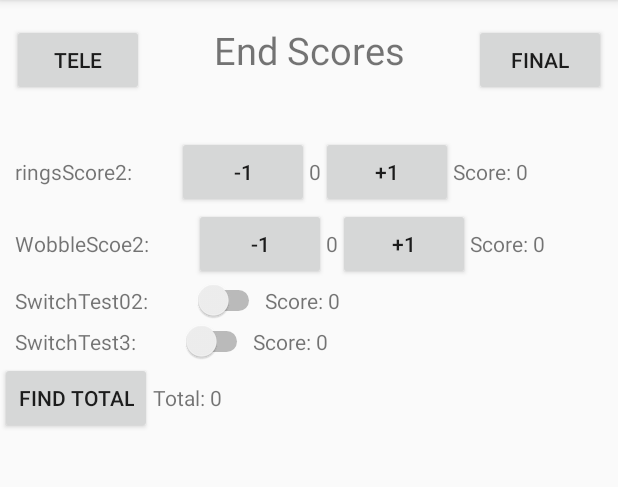
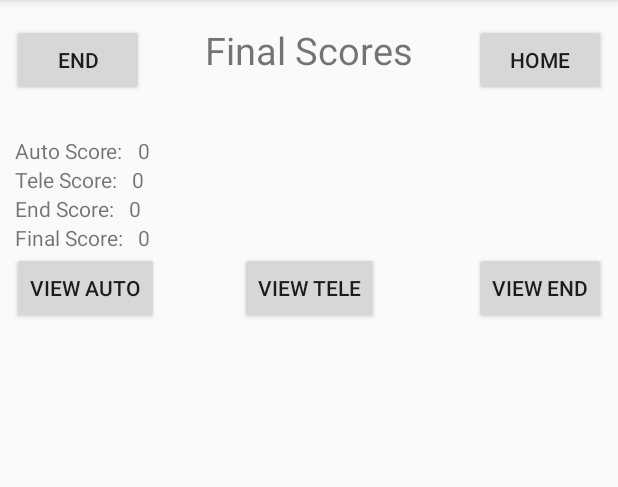
Before and after one commit to jbeta02/FTC_Scoring_App, an Android app: the EndActivity screen opened directly, with no data from a screen before it, after a tap on "FINAL", on a phone screen of 412 x 824 dp, the part 84-571 px from its top. Run offline under Robolectric (Android 15) with nearby library versions, the phone set to English and light mode, and no system bars.

Commit message:
finished the app

```diff
--- a/app/src/main/AndroidManifest.xml
+++ b/app/src/main/AndroidManifest.xml
@@ -9,7 +9,8 @@
         android:roundIcon="@mipmap/ic_launcher_round"
         android:supportsRtl="true"
         android:theme="@style/AppTheme">
-        <activity android:name=".EndActivity"></activity>
+        <activity android:name=".FinalActivity"></activity>
+        <activity android:name=".EndActivity" />
         <activity android:name=".TeleActivity" />
         <activity android:name=".AutoActivity" />
         <activity android:name=".MainActivity">
--- a/app/src/main/java/com/example/scoringapp/AutoActivity.java
+++ b/app/src/main/java/com/example/scoringapp/AutoActivity.java
@@ -84,7 +84,7 @@ public class AutoActivity extends AppCompatActivity {
         layout.addView(calcTotal);
 
         totalScoreView.setGravity(Gravity.RIGHT);
-        totalScoreView.setText("Total: " + Integer.toString(findTotalScore()));
+        totalScoreView.setText("Total: " + findTotalScore());
         layout.addView(totalScoreView);
 
         AutoLayout.addView(layout);
@@ -100,6 +100,7 @@ public class AutoActivity extends AppCompatActivity {
         for (ScoreType scoreType:scoreTypeList){
             totalScore += scoreType.score;
         }
+        saveTotalScore();
         return totalScore;
     }
 
@@ -150,10 +151,21 @@ public class AutoActivity extends AppCompatActivity {
         }
     }
 
+    public void saveTotalScore(){
+        editor.putInt("totalScore", totalScore);
+
+        editor.apply();
+    }
+
+    public int getTotalScore(){
+        return sharedPreferences.getInt("totalScore", 0);
+    }
+
     public void launchTele(View view) {
         Intent intent = new Intent(this, TeleActivity.class);
 
         intent.putExtra(LAUNCH_NEW, fromNew);
+        intent.putExtra("AutoTotal", getTotalScore());
 
         startActivity(intent);
     }
--- a/app/src/main/java/com/example/scoringapp/EndActivity.java
+++ b/app/src/main/java/com/example/scoringapp/EndActivity.java
@@ -7,6 +7,7 @@ import android.content.Context;
 import android.content.Intent;
 import android.content.SharedPreferences;
 import android.os.Bundle;
+import android.util.Log;
 import android.view.Gravity;
 import android.view.View;
 import android.widget.Button;
@@ -36,6 +37,8 @@ public class EndActivity extends AppCompatActivity {
     private TextView totalScoreView;
     private int totalScore = 0;
 
+    private Intent fromIntent;
+
     @Override
     protected void onCreate(Bundle savedInstanceState) {
         super.onCreate(savedInstanceState);
@@ -50,14 +53,18 @@ public class EndActivity extends AppCompatActivity {
         sharedPreferences = this.getSharedPreferences(TeleActivity.class.getSimpleName() + SHARED_PREF_TAG, Context.MODE_PRIVATE);
         editor = sharedPreferences.edit();
 
-        Intent intent = getIntent();
-        fromNew = intent.getBooleanExtra(AutoActivity.LAUNCH_NEW, false);
+        fromIntent = getIntent();
+        fromNew = fromIntent.getBooleanExtra(TeleActivity.LAUNCH_NEW, false);
+        fromBack = fromIntent.getBooleanExtra(FinalActivity.FROM_BACK, false);
 
         // top
         // top setUp in xml
 
         // middle
         createScoreTypes();
+
+        Log.d("testEnd", "fromNew: " + fromNew);
+        Log.d("testEnd", "fromBack: " + fromBack);
 
         if (fromNew && !fromBack){
             clearAllData();
@@ -97,6 +104,7 @@ public class EndActivity extends AppCompatActivity {
         for (ScoreType scoreType:scoreTypeList){
             totalScore += scoreType.score;
         }
+        saveTotalScore();
         return totalScore;
     }
 
@@ -147,6 +155,16 @@ public class EndActivity extends AppCompatActivity {
         }
     }
 
+    public void saveTotalScore(){
+        editor.putInt("totalScore", totalScore);
+
+        editor.apply();
+    }
+
+    public int getTotalScore(){
+        return sharedPreferences.getInt("totalScore", 0);
+    }
+
     public void launchTeleBack(View view) {
         Intent intent = new Intent(this, TeleActivity.class);
 
@@ -156,5 +174,11 @@ public class EndActivity extends AppCompatActivity {
     }
 
     public void launchFinal(View view) {
+        Intent intent = new Intent(this, FinalActivity.class);
+        intent.putExtra("AutoTotal", fromIntent.getIntExtra("AutoTotal", 0));
+        intent.putExtra("TeleTotal", fromIntent.getIntExtra("TeleTotal", 0));
+        intent.putExtra("EndTotal", getTotalScore());
+
+        startActivity(intent);
     }
 }
--- /dev/null
+++ b/app/src/main/java/com/example/scoringapp/FinalActivity.java
@@ -0,0 +1,92 @@
+package com.example.scoringapp;
+
+import androidx.appcompat.app.AppCompatActivity;
+
+import android.app.Activity;
+import android.content.Intent;
+import android.os.Bundle;
+import android.view.View;
+import android.widget.LinearLayout;
+import android.widget.TextView;
+
+
+public class FinalActivity extends AppCompatActivity {
+
+    public static String FROM_BACK = "from back";
+
+    public LinearLayout linearLayout;
+
+    @Override
+    protected void onCreate(Bundle savedInstanceState) {
+        super.onCreate(savedInstanceState);
+        setContentView(R.layout.activity_final);
+
+        linearLayout = findViewById(R.id.final_linear_layout);
+
+        Intent intent = getIntent();
+
+        int autoScore = intent.getIntExtra("AutoTotal", 0);
+        int teleScore = intent.getIntExtra("TeleTotal", 0);
+        int endScore = intent.getIntExtra("EndTotal", 0);
+        int finalScore = autoScore + teleScore + endScore;
+
+        addView("Auto Score", linearLayout, autoScore);
+        addView("Tele Score", linearLayout, teleScore);
+        addView("End Score", linearLayout, endScore);
+        addView("Final Score", linearLayout, finalScore);
+
+    }
+
+    private void addView(String name, LinearLayout linearLayout, int score){
+        LinearLayout layout = new LinearLayout(this);
+        layout.setOrientation(LinearLayout.HORIZONTAL);
+
+        TextView autoView = new TextView(this);
+        autoView.setText("   " + name + ":   ");
+        layout.addView(autoView);
+
+        TextView autoScoreView = new TextView(this);
+        autoScoreView.setText(Integer.toString(score));
+        layout.addView(autoScoreView);
+
+        linearLayout.addView(layout);
+    }
+
+    public void launchEnd(View view) {
+        Intent intent = new Intent(this, EndActivity.class);
+
+        intent.putExtra(FROM_BACK, true);
+
+        startActivity(intent);
+    }
+
+    public void launchHome(View view) {
+        Intent intent = new Intent(this, MainActivity.class);
+
+        startActivity(intent);
+    }
+
+    public void viewAuto(View view) {
+        Intent intent = new Intent(this, AutoActivity.class);
+
+        intent.putExtra(FROM_BACK, true);
+
+        startActivity(intent);
+    }
+
+    public void viewTele(View view) {
+        Intent intent = new Intent(this, TeleActivity.class);
+
+        intent.putExtra(FROM_BACK, true);
+
+        startActivity(intent);
+    }
+
+    public void viewEnd(View view) {
+        Intent intent = new Intent(this, EndActivity.class);
+
+        intent.putExtra(FROM_BACK, true);
+
+        startActivity(intent);
+    }
+}
--- a/app/src/main/java/com/example/scoringapp/TeleActivity.java
+++ b/app/src/main/java/com/example/scoringapp/TeleActivity.java
@@ -35,6 +35,8 @@ public class TeleActivity extends AppCompatActivity {
     private TextView totalScoreView;
     private int totalScore = 0;
 
+    private Intent fromIntent;
+
     @Override
     protected void onCreate(Bundle savedInstanceState) {
         super.onCreate(savedInstanceState);
@@ -49,8 +51,9 @@ public class TeleActivity extends AppCompatActivity {
         sharedPreferences = this.getSharedPreferences(TeleActivity.class.getSimpleName() + SHARED_PREF_TAG, Context.MODE_PRIVATE);
         editor = sharedPreferences.edit();
 
-        Intent intent = getIntent();
-        fromNew = intent.getBooleanExtra(AutoActivity.LAUNCH_NEW, false);
+        fromIntent = getIntent();
+        fromNew = fromIntent.getBooleanExtra(AutoActivity.LAUNCH_NEW, false);
+        fromBack = fromIntent.getBooleanExtra(EndActivity.FROM_BACK, false);
 
         // top
         // top setUp in xml
@@ -96,6 +99,7 @@ public class TeleActivity extends AppCompatActivity {
         for (ScoreType scoreType:scoreTypeList){
             totalScore += scoreType.score;
         }
+        saveTotalScore();
         return totalScore;
     }
 
@@ -146,6 +150,16 @@ public class TeleActivity extends AppCompatActivity {
         }
     }
 
+    public void saveTotalScore(){
+        editor.putInt("totalScore", totalScore);
+
+        editor.apply();
+    }
+
+    public int getTotalScore(){
+        return sharedPreferences.getInt("totalScore", 0);
+    }
+
     public void launchAutoBack(View view) {
         Intent intent = new Intent(this, AutoActivity.class);
 
@@ -158,6 +172,8 @@ public class TeleActivity extends AppCompatActivity {
         Intent intent = new Intent(this, EndActivity.class);
 
         intent.putExtra(LAUNCH_NEW, fromNew);
+        intent.putExtra("AutoTotal", fromIntent.getIntExtra("AutoTotal", 0));
+        intent.putExtra("TeleTotal", getTotalScore());
 
         startActivity(intent);
     }
--- /dev/null
+++ b/app/src/main/res/layout/activity_final.xml
@@ -0,0 +1,124 @@
+<?xml version="1.0" encoding="utf-8"?>
+<androidx.constraintlayout.widget.ConstraintLayout xmlns:android="http://schemas.android.com/apk/res/android"
+    xmlns:app="http://schemas.android.com/apk/res-auto"
+    xmlns:tools="http://schemas.android.com/tools"
+    android:layout_width="match_parent"
+    android:layout_height="match_parent"
+    tools:context=".FinalActivity">
+
+    <androidx.constraintlayout.widget.ConstraintLayout
+        android:layout_width="match_parent"
+        android:layout_height="wrap_content"
+        app:layout_constraintTop_toTopOf="parent"
+        app:layout_constraintLeft_toLeftOf="parent"
+        app:layout_constraintRight_toRightOf="parent"
+        android:id="@+id/final_title_layout">
+
+        <TextView
+            android:id="@+id/final_title"
+            android:layout_width="wrap_content"
+            android:layout_height="wrap_content"
+            android:layout_marginTop="16dp"
+            android:text="Final Scores"
+            android:textSize="25sp"
+            app:layout_constraintEnd_toEndOf="parent"
+            app:layout_constraintStart_toStartOf="parent"
+            app:layout_constraintTop_toTopOf="parent" />
+
+        <Button
+            android:id="@+id/final_home_button"
+            android:layout_width="wrap_content"
+            android:layout_height="wrap_content"
+            android:layout_marginTop="16dp"
+            android:layout_marginEnd="8dp"
+            android:layout_marginRight="8dp"
+            android:text="Home"
+            app:layout_constraintEnd_toEndOf="parent"
+            app:layout_constraintHorizontal_bias="1.0"
+            app:layout_constraintStart_toEndOf="@+id/auto_title"
+            app:layout_constraintTop_toTopOf="parent"
+            android:onClick="launchHome"/>
+
+        <TextView
+            android:id="@+id/spacer"
+            android:layout_width="wrap_content"
+            android:layout_height="40dp"
+            app:layout_constraintEnd_toEndOf="parent"
+            app:layout_constraintHorizontal_bias="0.501"
+            app:layout_constraintStart_toStartOf="parent"
+            app:layout_constraintTop_toBottomOf="@+id/auto_title" />
+
+        <Button
+            android:id="@+id/end_button"
+            android:layout_width="wrap_content"
+            android:layout_height="wrap_content"
+            android:layout_marginStart="8dp"
+            android:layout_marginLeft="8dp"
+            android:layout_marginTop="16dp"
+            android:text="End"
+            app:layout_constraintStart_toStartOf="parent"
+            app:layout_constraintTop_toTopOf="parent"
+            android:onClick="launchEnd"/>
+
+        <TextView
+            android:id="@+id/textView3"
+            android:layout_width="wrap_content"
+            android:layout_height="40dp"
+            app:layout_constraintEnd_toEndOf="parent"
+            app:layout_constraintStart_toStartOf="parent"
+            app:layout_constraintTop_toBottomOf="@+id/final_title" />
+
+    </androidx.constraintlayout.widget.ConstraintLayout>
+
+    <LinearLayout
+        android:layout_width="match_parent"
+        android:layout_height="wrap_content"
+        app:layout_constraintTop_toBottomOf="@id/final_title_layout"
+        app:layout_constraintLeft_toLeftOf="parent"
+        app:layout_constraintRight_toRightOf="parent"
+        android:id="@+id/final_linear_layout"
+        android:orientation="vertical"/>
+
+    <androidx.constraintlayout.widget.ConstraintLayout
+        android:layout_width="match_parent"
+        android:layout_height="wrap_content"
+        app:layout_constraintTop_toBottomOf="@+id/final_linear_layout"
+        app:layout_constraintLeft_toLeftOf="parent"
+        app:layout_constraintRight_toRightOf="parent">
+
+        <Button
+            android:id="@+id/view_auto"
+            android:layout_width="wrap_content"
+            android:layout_height="wrap_content"
+            android:layout_marginStart="8dp"
+            android:layout_marginLeft="8dp"
+            android:onClick="viewAuto"
+            android:text="View Auto"
+            app:layout_constraintStart_toStartOf="parent"
+            app:layout_constraintTop_toTopOf="parent" />
+
+        <Button
+            android:id="@+id/view_tele"
+            android:layout_width="wrap_content"
+            android:layout_height="wrap_content"
+            android:onClick="viewTele"
+            android:text="View Tele"
+            app:layout_constraintEnd_toEndOf="parent"
+            app:layout_constraintStart_toStartOf="parent"
+            app:layout_constraintTop_toTopOf="parent" />
+
+        <Button
+            android:id="@+id/view_end"
+            android:layout_width="wrap_content"
+            android:layout_height="wrap_content"
+            android:layout_marginEnd="8dp"
+            android:layout_marginRight="8dp"
+            android:onClick="viewEnd"
+            android:text="View End"
+            app:layout_constraintBottom_toBottomOf="parent"
+            app:layout_constraintEnd_toEndOf="parent"
+            app:layout_constraintTop_toTopOf="parent" />
+
+    </androidx.constraintlayout.widget.ConstraintLayout>
+
+</androidx.constraintlayout.widget.ConstraintLayout>
```
